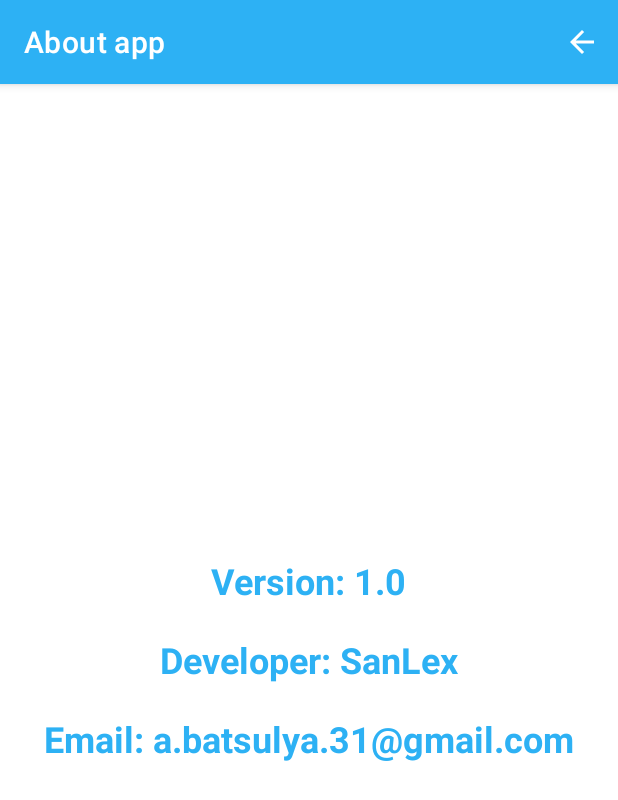
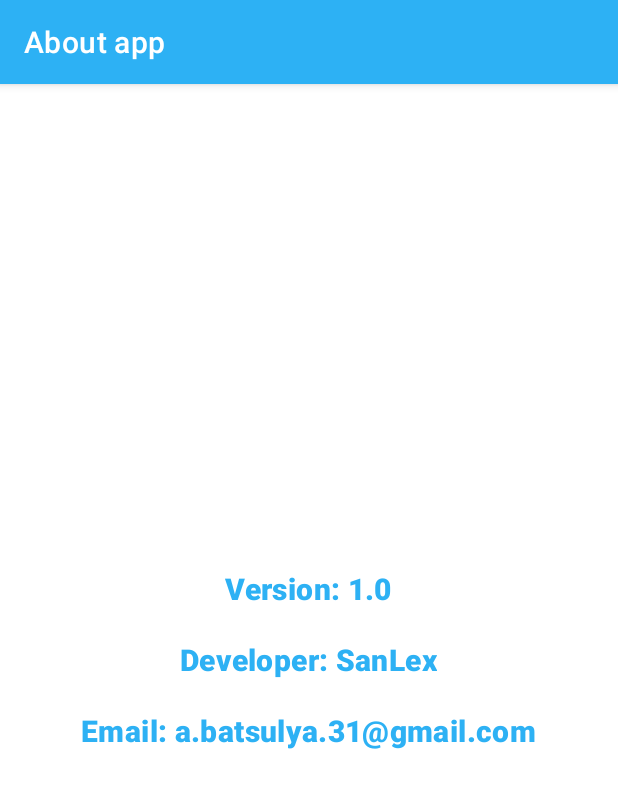
Before and after one commit to SanLexNT/KotlinNotes, an Android app: the InfoFragment screen opened through its navigation route, on a phone screen of 412 x 824 dp. Shown: the top 800 px of the screen. Run offline under Robolectric (Android 15) with nearby library versions, the phone set to English and light mode, and no system bars; our stand-ins replace Room's generated code.

Commit message:
Corrected little mistakes

```diff
--- a/app/src/main/java/com/alexey/kotlinnotes/screens/EditNoteFragment.kt
+++ b/app/src/main/java/com/alexey/kotlinnotes/screens/EditNoteFragment.kt
@@ -21,7 +21,7 @@ class EditNoteFragment : Fragment() {
     override fun onCreateView(
         inflater: LayoutInflater, container: ViewGroup?,
         savedInstanceState: Bundle?
-    ): View? {
+    ): View {
         binding = FragmentEditNoteBinding.inflate(layoutInflater, container, false)
         note = arguments?.getSerializable("NOTE") as Note
         return binding.root
--- a/app/src/main/java/com/alexey/kotlinnotes/screens/InfoFragment.kt
+++ b/app/src/main/java/com/alexey/kotlinnotes/screens/InfoFragment.kt
@@ -5,6 +5,7 @@ import androidx.fragment.app.Fragment
 import android.view.LayoutInflater
 import android.view.View
 import android.view.ViewGroup
+import androidx.activity.OnBackPressedCallback
 import com.alexey.kotlinnotes.APP
 import com.alexey.kotlinnotes.R
 import com.alexey.kotlinnotes.databinding.FragmentInfoBinding
@@ -24,12 +25,12 @@ class InfoFragment : Fragment() {
     override fun onViewCreated(view: View, savedInstanceState: Bundle?) {
         super.onViewCreated(view, savedInstanceState)
 
-        binding.toolbarInfo.setOnMenuItemClickListener {
-            if(it.itemId == R.id.item_back){
+        APP.onBackPressedDispatcher.addCallback(viewLifecycleOwner, object : OnBackPressedCallback(true){
+            override fun handleOnBackPressed() {
                 APP.navController.navigate(R.id.action_infoFragment_to_listNotesFragment)
             }
-            true
-        }
+
+        })
     }
 
 }
--- a/app/src/main/res/layout/fragment_info.xml
+++ b/app/src/main/res/layout/fragment_info.xml
@@ -16,8 +16,7 @@
             android:id="@+id/toolbar_info"
             android:background="?attr/colorPrimary"
             app:title="@string/about_app"
-            app:titleTextColor="@color/white"
-            app:menu="@menu/menu_toolbar_info"/>
+            app:titleTextColor="@color/white"/>
 
     </com.google.android.material.appbar.AppBarLayout>
 
@@ -33,7 +32,7 @@
             android:layout_height="wrap_content"
             android:text="@string/version"
             android:layout_gravity="center"
-            android:textAppearance="@style/TextAppearance.MaterialComponents.Headline5"
+            android:textAppearance="@style/TextAppearance.MaterialComponents.Headline6"
             android:textColor="?attr/colorPrimary"
             android:layout_margin="@dimen/small_margin"
             android:textStyle="bold"/>
@@ -43,7 +42,7 @@
             android:layout_height="wrap_content"
             android:text="@string/developer"
             android:layout_gravity="center"
-            android:textAppearance="@style/TextAppearance.MaterialComponents.Headline5"
+            android:textAppearance="@style/TextAppearance.MaterialComponents.Headline6"
             android:textColor="?attr/colorPrimary"
             android:layout_margin="@dimen/small_margin"
             android:textStyle="bold"/>
@@ -53,7 +52,7 @@
             android:layout_height="wrap_content"
             android:text="@string/email"
             android:layout_gravity="center"
-            android:textAppearance="@style/TextAppearance.MaterialComponents.Headline5"
+            android:textAppearance="@style/TextAppearance.MaterialComponents.Headline6"
             android:textColor="?attr/colorPrimary"
             android:layout_margin="@dimen/small_margin"
             android:textStyle="bold"/>
--- a/app/src/main/res/menu/menu_toolbar_info.xml
+++ /dev/null
@@ -1,9 +0,0 @@
-<?xml version="1.0" encoding="utf-8"?>
-<menu xmlns:android="http://schemas.android.com/apk/res/android"
-    xmlns:app="http://schemas.android.com/apk/res-auto">
-
-    <item android:id="@+id/item_back"
-        android:title=""
-        android:icon="@drawable/ic_arrow_back"
-        app:showAsAction="always"/>
-</menu>
```
